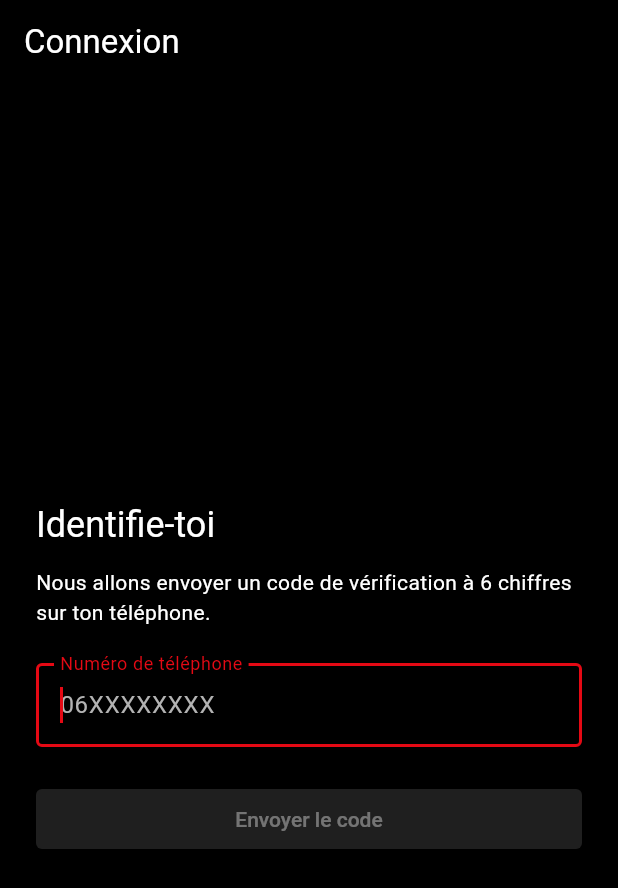
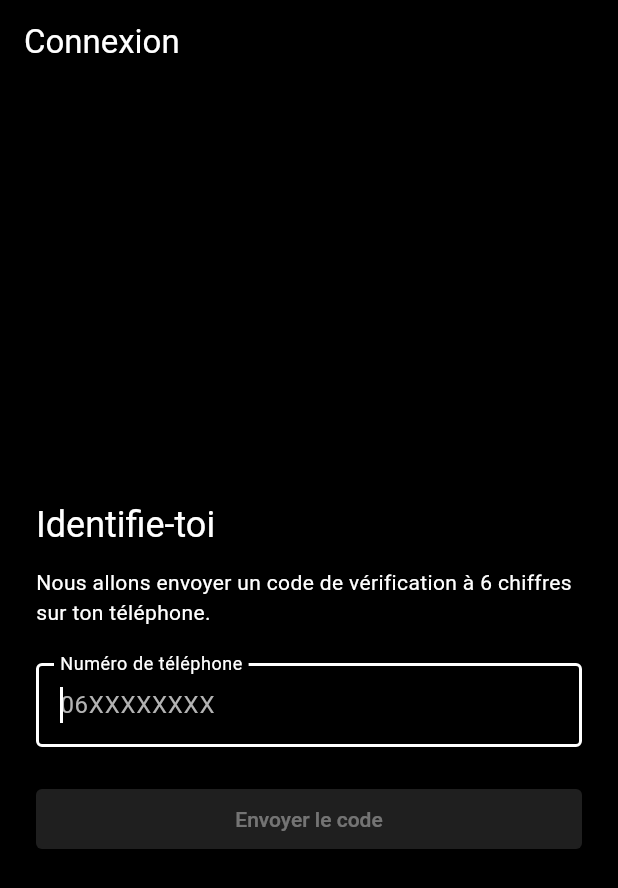
Before and after one commit to deadLocks21/kidflix, a Flutter app: the screen it shows after launch, on a phone screen of 412 x 824 dp. Shown: the top 888 px of the screen. Run offline on Flutter 3.47's test engine with Material 3 defaults, Android fonts, the phone set to English and light mode, and no system bars; our stand-ins replace flutter_riverpod, go_router, riverpod_annotation, shared_preferences; missing offline and left inert: bcrypt; generated files the repository leaves out were written again.

Commit message:
feat: enhance input field styling for OTP and PIN management
Updated the OTP digit field and PIN confirmation fields to improve user experience with denser input decorations and consistent border styles. Added input decoration themes in the app theme for better visual integration across the application.

- Set isDense and adjusted content padding for OTP digit field.
- Removed borders for PIN input fields to streamline appearance.
- Introduced a unified InputDecorationTheme for consistent styling.

```diff
--- a/lib/ui/pages/otp_verify/widgets/otp_digit_field.widget.dart
+++ b/lib/ui/pages/otp_verify/widgets/otp_digit_field.widget.dart
@@ -36,6 +36,8 @@ class OtpDigitField extends StatelessWidget {
         decoration: const InputDecoration(
           counterText: '',
           border: OutlineInputBorder(),
+          isDense: true,
+          contentPadding: EdgeInsets.symmetric(vertical: 14, horizontal: 8),
         ),
         onChanged: (value) {
           if (value.isEmpty) {
--- a/lib/ui/pages/profile_management/management_pin.page.dart
+++ b/lib/ui/pages/profile_management/management_pin.page.dart
@@ -147,6 +147,8 @@ class _ManagementPinPageState extends ConsumerState<ManagementPinPage>
                     inputFormatters: [FilteringTextInputFormatter.digitsOnly],
                     decoration: const InputDecoration(
                       border: InputBorder.none,
+                      enabledBorder: InputBorder.none,
+                      focusedBorder: InputBorder.none,
                       counterText: '',
                     ),
                     style: const TextStyle(
--- a/lib/ui/pages/profile_management/widgets/pin_confirm_field.widget.dart
+++ b/lib/ui/pages/profile_management/widgets/pin_confirm_field.widget.dart
@@ -107,6 +107,8 @@ class PinConfirmFieldState extends State<PinConfirmField> {
             inputFormatters: [FilteringTextInputFormatter.digitsOnly],
             decoration: const InputDecoration(
               border: InputBorder.none,
+              enabledBorder: InputBorder.none,
+              focusedBorder: InputBorder.none,
               counterText: '',
             ),
             style: const TextStyle(color: Colors.transparent, height: 0.01),
--- a/lib/ui/pages/profile_pin/profile_pin.page.dart
+++ b/lib/ui/pages/profile_pin/profile_pin.page.dart
@@ -141,6 +141,8 @@ class _ProfilePinPageState extends ConsumerState<ProfilePinPage>
                     inputFormatters: [FilteringTextInputFormatter.digitsOnly],
                     decoration: const InputDecoration(
                       border: InputBorder.none,
+                      enabledBorder: InputBorder.none,
+                      focusedBorder: InputBorder.none,
                       counterText: '',
                     ),
                     style: const TextStyle(
--- a/lib/ui/theme/app_theme_data.dart
+++ b/lib/ui/theme/app_theme_data.dart
@@ -37,6 +37,16 @@ abstract final class AppThemeData {
       iconButtonTheme: IconButtonThemeData(
         style: KidflixIconButtonStyles.mediaFlat,
       ),
+      inputDecorationTheme: const InputDecorationTheme(
+        focusedBorder: OutlineInputBorder(
+          borderSide: BorderSide(color: KidflixPalette.white, width: 2),
+        ),
+        floatingLabelStyle: TextStyle(color: KidflixPalette.white),
+      ),
+      textSelectionTheme: const TextSelectionThemeData(
+        cursorColor: KidflixPalette.white,
+        selectionHandleColor: KidflixPalette.white,
+      ),
     );
   }
 }
```
